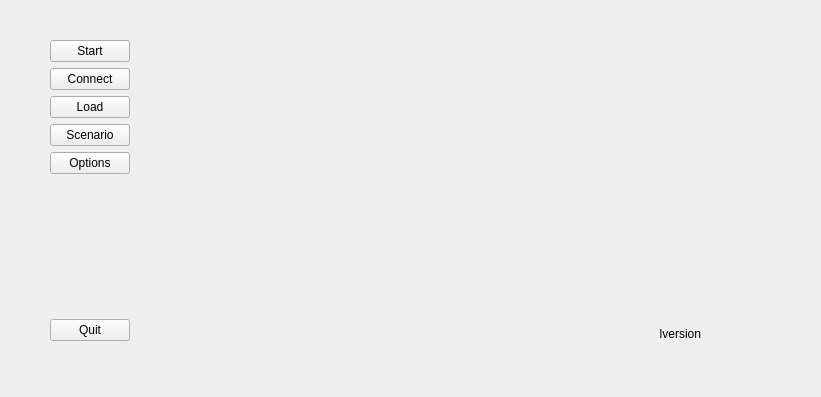
First picture: the form in client/gui-qt/page_main.ui, repository longturn/freeciv21, before the edit.
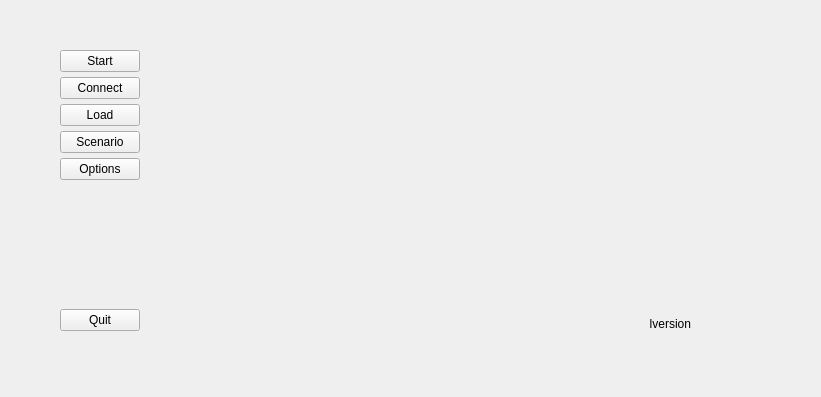
Second picture: the form after the edit.

Commit message: Basic changes to cyberpunk theme

```diff
--- a/client/gui-qt/page_main.ui
+++ b/client/gui-qt/page_main.ui
@@ -23,6 +23,21 @@
     </rect>
    </property>
    <layout class="QGridLayout" name="gridLayout">
+    <property name="leftMargin">
+     <number>10</number>
+    </property>
+    <property name="topMargin">
+     <number>10</number>
+    </property>
+    <property name="rightMargin">
+     <number>10</number>
+    </property>
+    <property name="bottomMargin">
+     <number>10</number>
+    </property>
+    <property name="verticalSpacing">
+     <number>5</number>
+    </property>
     <item row="6" column="0">
      <widget class="QPushButton" name="bquit">
       <property name="text">
```
Left out of the diff: 18 changed lines with no effect on the pictures. The commit also changes 2 other files.
